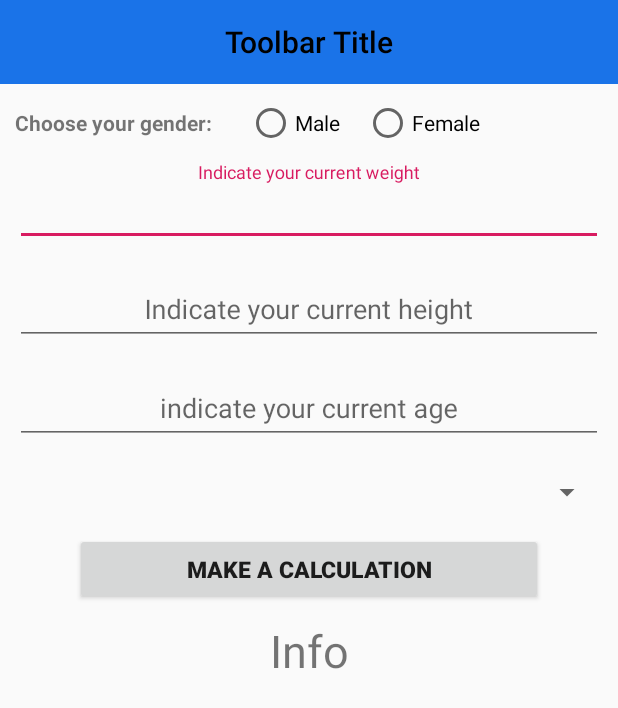
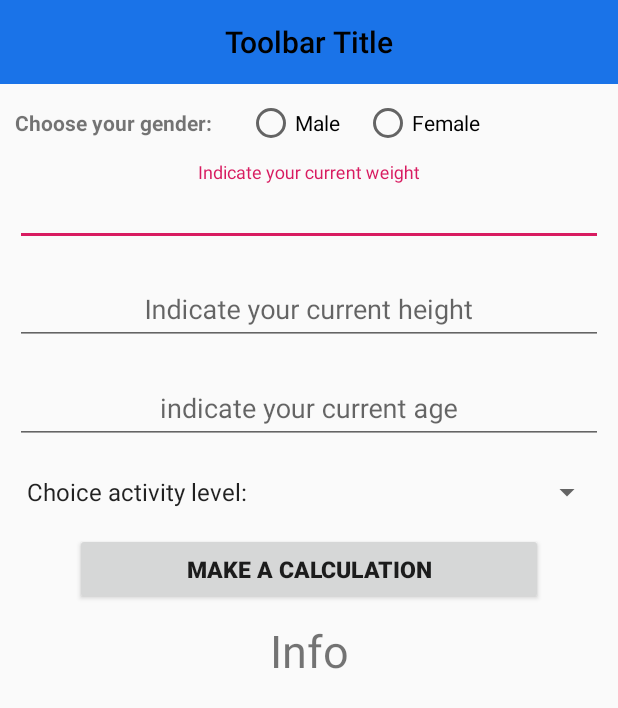
Before and after one commit to Eduard-Kozachenko/CalculatorCalorie, an Android app: the screen it shows after launch (MainActivity), on a phone screen of 412 x 824 dp. Shown: the top 708 px of the screen. Run offline under Robolectric (Android 15) with nearby library versions, the phone set to English and light mode, and no system bars.

Commit message:
final version of the first kind

```diff
--- a/app/src/main/java/com/eduard/caloriecounter/presentation/fragments/CollectionFragment.java
+++ b/app/src/main/java/com/eduard/caloriecounter/presentation/fragments/CollectionFragment.java
@@ -37,8 +37,18 @@ public class CollectionFragment extends BaseFragment implements CollectionContra
 
     public View onCreateView(LayoutInflater inflater, ViewGroup container,
                              Bundle savedInstanceState) {
+        View v = inflater.inflate(R.layout.collection_of_info_fragment, container, false);
+
         presenter = new CollectionPresenter();
-        return inflater.inflate(R.layout.collection_of_info_fragment, container, false);
+
+        Spinner spinLevel = v.findViewById(R.id.spin_Lvl_activity);
+        ArrayAdapter<CharSequence> adapter = ArrayAdapter.createFromResource(
+                getActivity(),R.array.heading_level_activity,android.R.layout.simple_spinner_item);
+        adapter.setDropDownViewResource(android.R.layout.simple_spinner_dropdown_item);
+        spinLevel.setAdapter(adapter);
+        spinLevel.setOnItemSelectedListener(this);
+
+        return v;
     }
 
     @Override
@@ -68,12 +78,6 @@ public class CollectionFragment extends BaseFragment implements CollectionContra
                     Integer.valueOf(spinLevel.getSelectedItemPosition()));
         }
     }
-
-//    ArrayAdapter<CharSequence> adapter = ArrayAdapter.createFromResource(
-//            getActivity(),R.array.heading_level_activity,android.R.layout.simple_spinner_item);
-//        adapter.setDropDownViewResource(android.R.layout.simple_spinner_dropdown_item);
-//        spinLevel.setAdapter(adapter);
-//        spinLevel.setOnItemSelectedListener(this);
 
     @Override
     public void setViewData(String data) {
```
